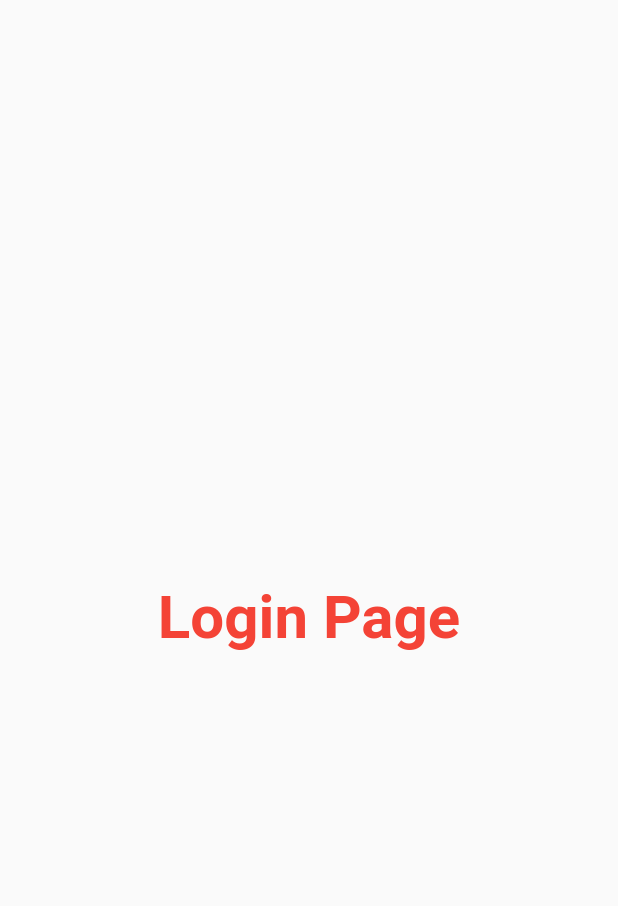
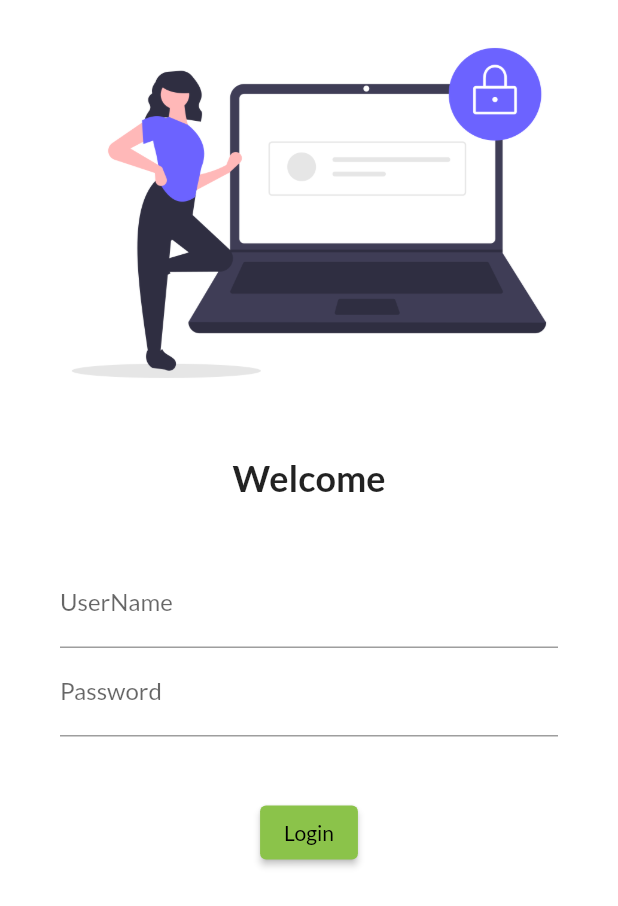
Before and after one commit to 18bcs061/Flutter, a Flutter app: the screen it shows after launch, on a phone screen of 412 x 824 dp. Shown: the top 906 px of the screen. Run offline on Flutter 3.47's test engine with Material 2 defaults, Android fonts, the phone set to English and light mode, and no system bars; our stand-ins replace google_fonts.

Commit message:
Login form with onclick function

```diff
--- a/lib/main.dart
+++ b/lib/main.dart
@@ -1,6 +1,7 @@
 import 'package:flutter/material.dart';
 import 'pages/home_page.dart';
 import 'pages/login_page.dart';
+import 'package:google_fonts/google_fonts.dart';
 
 void main() {
   runApp(MyApp());
@@ -13,7 +14,9 @@ class MyApp extends StatelessWidget {
   Widget build(BuildContext context) {
     return MaterialApp(
       themeMode: ThemeMode.light,
-      theme: ThemeData(primarySwatch: Colors.lightGreen),
+      theme: ThemeData(
+          primarySwatch: Colors.lightGreen,
+          fontFamily: GoogleFonts.lato().fontFamily),
       darkTheme: ThemeData(brightness: Brightness.dark),
       // initialRoute: "/home",
       routes: {
--- a/lib/pages/login_page.dart
+++ b/lib/pages/login_page.dart
@@ -1,3 +1,5 @@
+// ignore_for_file: avoid_print
+
 import 'package:flutter/material.dart';
 
 class LoginPage extends StatelessWidget {
@@ -5,14 +7,40 @@ class LoginPage extends StatelessWidget {
 
   @override
   Widget build(BuildContext context) {
-    return const Material(
-      child: Center(
-        child: Text(
-          "Login Page",
-          style: TextStyle(
-              fontSize: 40, fontWeight: FontWeight.bold, color: Colors.red),
-        ),
-      ),
-    );
+    return Material(
+        color: Colors.white,
+        child: Column(
+          children: [
+            Image.asset(
+              "assets/images/login.png",
+              fit: BoxFit.cover,
+            ),
+            const SizedBox(height: 20),
+            const Text(
+              "Welcome",
+              style: TextStyle(fontWeight: FontWeight.bold, fontSize: 24),
+            ),
+            const SizedBox(height: 20),
+            Padding(
+              padding: const EdgeInsets.symmetric(vertical: 20, horizontal: 40),
+              child: Column(children: [
+                TextFormField(
+                    decoration: const InputDecoration(
+                        hintText: "Enter UserName", labelText: "UserName")),
+                TextFormField(
+                    obscureText: true,
+                    decoration: const InputDecoration(
+                        hintText: "Enter Password", labelText: "Password")),
+                const SizedBox(height: 40),
+                ElevatedButton(
+                    onPressed: () {
+                      print("Login sucessfully");
+                    },
+                    style: TextButton.styleFrom(),
+                    child: const Text("Login"))
+              ]),
+            )
+          ],
+        ));
   }
 }
--- a/pubspec.yaml
+++ b/pubspec.yaml
@@ -35,6 +35,7 @@ dependencies:
   # The following adds the Cupertino Icons font to your application.
   # Use with the CupertinoIcons class for iOS style icons.
   cupertino_icons: ^1.0.2
+  google_fonts: ^5.1.0
 
 dev_dependencies:
   flutter_test:
@@ -59,8 +60,8 @@ flutter:
   uses-material-design: true
 
   # To add assets to your application, add an assets section, like this:
-  # assets:
-  #   - images/a_dot_burr.jpeg
+  assets:
+    - assets/images/
   #   - images/a_dot_ham.jpeg
 
   # An image asset can refer to one or more resolution-specific "variants", see
```
Also changed, not shown: assets/images/login.png (added), pubspec.lock, 1 other file.
